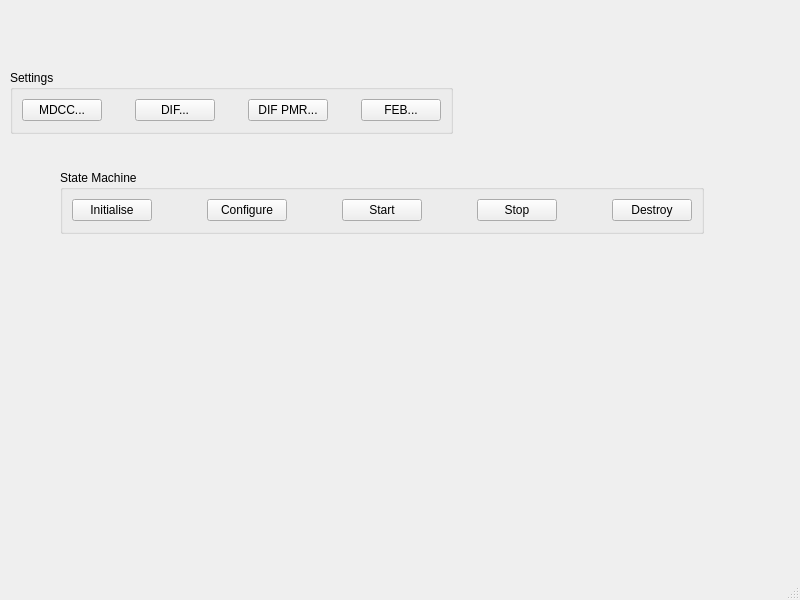
Above: pycontrol/qt/daqwindow.ui from mirabitl/lydaq before the change. Below: the same form after it.
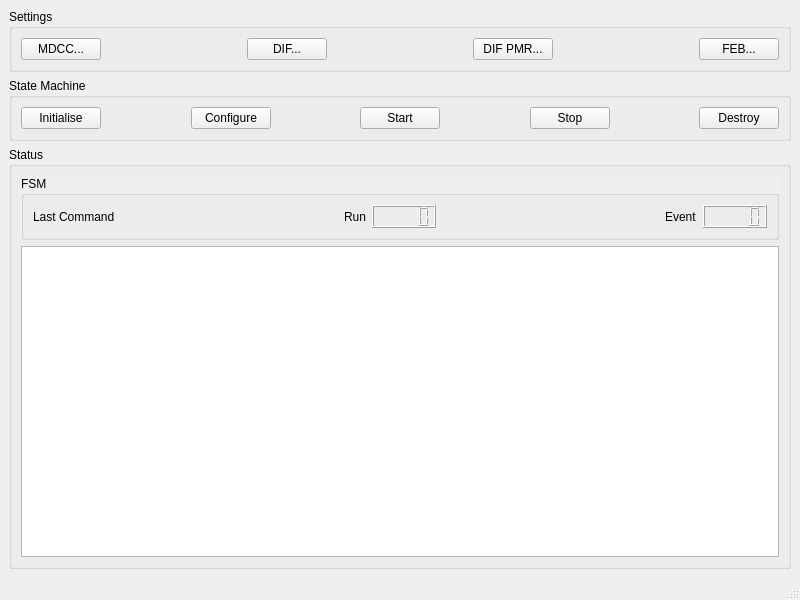
That is the form after the change.

Patch:
```diff
--- a/pycontrol/qt/daqwindow.ui
+++ b/pycontrol/qt/daqwindow.ui
@@ -14,14 +14,11 @@
    <string>Daq Access</string>
   </property>
   <widget class="QWidget" name="centralwidget">
+   <layout class="QVBoxLayout" name="verticalLayout_2">
+    <item>
    <widget class="QGroupBox" name="groupBox">
-    <property name="geometry">
-     <rect>
-      <x>10</x>
-      <y>70</y>
-      <width>443</width>
-      <height>64</height>
-     </rect>
+      <property name="autoFillBackground">
+       <bool>true</bool>
     </property>
     <property name="title">
      <string>Settings</string>
@@ -96,14 +93,11 @@
      </item>
     </layout>
    </widget>
+    </item>
+    <item>
    <widget class="QGroupBox" name="groupBox_2">
-    <property name="geometry">
-     <rect>
-      <x>60</x>
-      <y>170</y>
-      <width>644</width>
-      <height>64</height>
-     </rect>
+      <property name="autoFillBackground">
+       <bool>true</bool>
     </property>
     <property name="title">
      <string>State Machine </string>
@@ -198,6 +192,88 @@
      </item>
     </layout>
    </widget>
+    </item>
+    <item>
+     <widget class="QGroupBox" name="groupBox_3">
+      <property name="autoFillBackground">
+       <bool>true</bool>
+      </property>
+      <property name="title">
+       <string>Status</string>
+      </property>
+      <layout class="QVBoxLayout" name="verticalLayout">
+       <item>
+        <widget class="QGroupBox" name="groupBox_4">
+         <property name="autoFillBackground">
+          <bool>true</bool>
+         </property>
+         <property name="title">
+          <string>FSM</string>
+         </property>
+         <layout class="QHBoxLayout" name="horizontalLayout_3">
+          <item>
+           <widget class="QLabel" name="laCMD">
+            <property name="text">
+             <string>Last Command</string>
+            </property>
+           </widget>
+          </item>
+          <item>
+           <spacer name="horizontalSpacer_8">
+            <property name="orientation">
+             <enum>Qt::Horizontal</enum>
+            </property>
+            <property name="sizeHint" stdset="0">
+             <size>
+              <width>201</width>
+              <height>20</height>
+             </size>
+            </property>
+           </spacer>
+          </item>
+          <item>
+           <widget class="QLabel" name="label">
+            <property name="text">
+             <string>Run</string>
+            </property>
+           </widget>
+          </item>
+          <item>
+           <widget class="QLCDNumber" name="lcdRUN"/>
+          </item>
+          <item>
+           <spacer name="horizontalSpacer_9">
+            <property name="orientation">
+             <enum>Qt::Horizontal</enum>
+            </property>
+            <property name="sizeHint" stdset="0">
+             <size>
+              <width>201</width>
+              <height>20</height>
+             </size>
+            </property>
+           </spacer>
+          </item>
+          <item>
+           <widget class="QLabel" name="label_2">
+            <property name="text">
+             <string>Event</string>
+            </property>
+           </widget>
+          </item>
+          <item>
+           <widget class="QLCDNumber" name="lcdEvent"/>
+          </item>
+         </layout>
+        </widget>
+       </item>
+       <item>
+        <widget class="QTextBrowser" name="tbSTATUS"/>
+       </item>
+      </layout>
+     </widget>
+    </item>
+   </layout>
   </widget>
   <widget class="QStatusBar" name="statusbar"/>
  </widget>
```
Left out of the diff: 18 changed lines with no effect on the pictures. Lines whose indentation alone changed are shown as unchanged.
